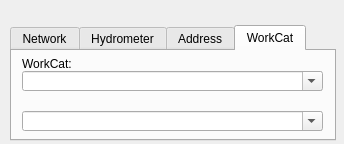
This is search/ui/search_plus_dialog.ui in Giswater/giswater_qgis_plugin as Qt 5 draws it before an edit. The edited form follows.
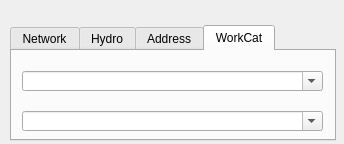
This is the edited form. The open tabs and pages were chosen to show the change.

Commit message: Update form un search plus

```diff
--- a/search/ui/search_plus_dialog.ui
+++ b/search/ui/search_plus_dialog.ui
@@ -84,7 +84,7 @@
    </widget>
    <widget class="QWidget" name="tab_hydrometer">
     <attribute name="title">
-     <string>Hydrometer</string>
+     <string>Hydro</string>
     </attribute>
     <widget class="QComboBox" name="hydrometer_id">
      <property name="geometry">
@@ -265,19 +265,6 @@
       <bool>true</bool>
      </property>
     </widget>
-    <widget class="QLabel" name="label_workcat">
-     <property name="geometry">
-      <rect>
-       <x>10</x>
-       <y>5</y>
-       <width>61</width>
-       <height>16</height>
-      </rect>
-     </property>
-     <property name="text">
-      <string>WorkCat:</string>
-     </property>
-    </widget>
     <widget class="QComboBox" name="workcat_items_list">
      <property name="geometry">
       <rect>
```
Left out of the diff: 14 changed lines with no effect on the pictures.
